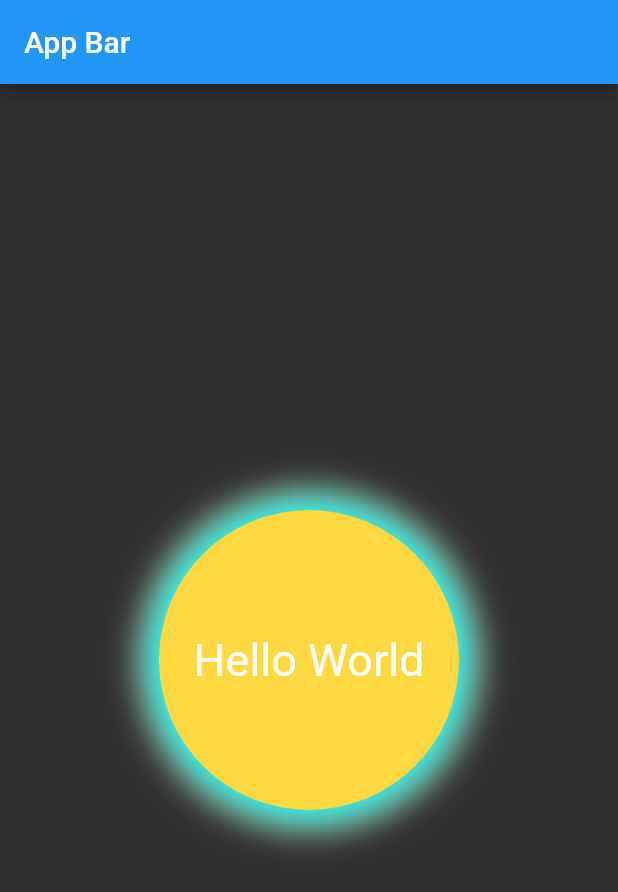
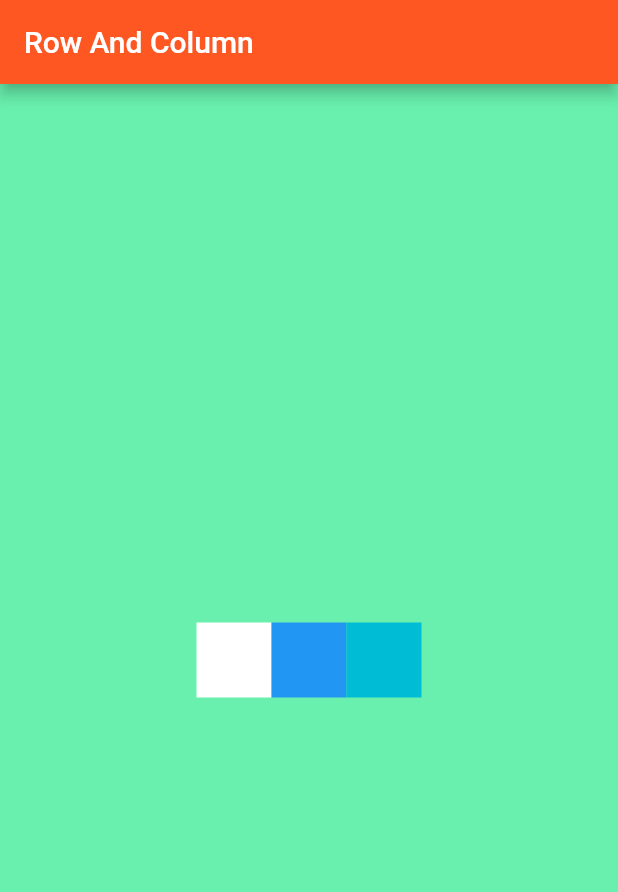
Before and after one commit to PurnenduSamanta/Flutter-30-Days-30-Concepts, a Flutter app: the screen it shows after launch, on a phone screen of 412 x 824 dp. Shown: the top 892 px of the screen. Run offline on Flutter 3.47's test engine with Material 2 defaults, Android fonts, the phone set to English and light mode, and no system bars; our stand-ins replace animated_text_kit, cached_network_image, geolocator, image_picker.

Commit message:
4th_29_05_2023

```diff
--- a/lib/main.dart
+++ b/lib/main.dart
@@ -3,7 +3,9 @@ import 'package:sizedbox_container/widgets/BottomSheetWidget.dart';
 import 'package:sizedbox_container/widgets/CloningUI.dart';
 import 'package:sizedbox_container/widgets/Dismissible.dart';
 import 'package:sizedbox_container/widgets/FormWidget.dart';
+import 'package:sizedbox_container/widgets/RowColumn.dart';
 import 'package:sizedbox_container/widgets/my_container.dart';
+import 'package:sizedbox_container/widgets/my_row_column.dart';
 
 void main() => runApp(const SizedBoxContainer());
 
@@ -17,7 +19,7 @@ class SizedBoxContainer extends StatelessWidget {
       theme: ThemeData(
           brightness: Brightness.dark,
           primaryColor: Colors.lightBlueAccent),
-           home:  const MyContainer(),
+           home:  const MyRowColumn(),
     );
   }
 }
--- /dev/null
+++ b/lib/widgets/my_row_column.dart
@@ -0,0 +1,44 @@
+import 'package:flutter/material.dart';
+
+class MyRowColumn extends StatelessWidget {
+  const MyRowColumn({Key? key}) : super(key: key);
+
+  @override
+  Widget build(BuildContext context) {
+    return Scaffold(
+        appBar: AppBar(
+          backgroundColor: Colors.deepOrange,
+          title: const Text(
+            "Row And Column",
+            style: TextStyle(color: Colors.white),
+          ),
+        ),
+        body: Container(
+          width: MediaQuery.of(context).size.width,
+          height: MediaQuery.of(context).size.height,
+          color: Colors.greenAccent,
+          child: Center(
+            child: Row(
+              mainAxisAlignment: MainAxisAlignment.center,
+              children: [
+                Container(
+                  height: 50,
+                  width: 50,
+                  color: Colors.white,
+                ),
+                Container(
+                  height: 50,
+                  width: 50,
+                  color: Colors.blue,
+                ),
+                Container(
+                  height: 50,
+                  width: 50,
+                  color: Colors.cyan,
+                )
+              ],
+            ),
+          ),
+        ));
+  }
+}
```
